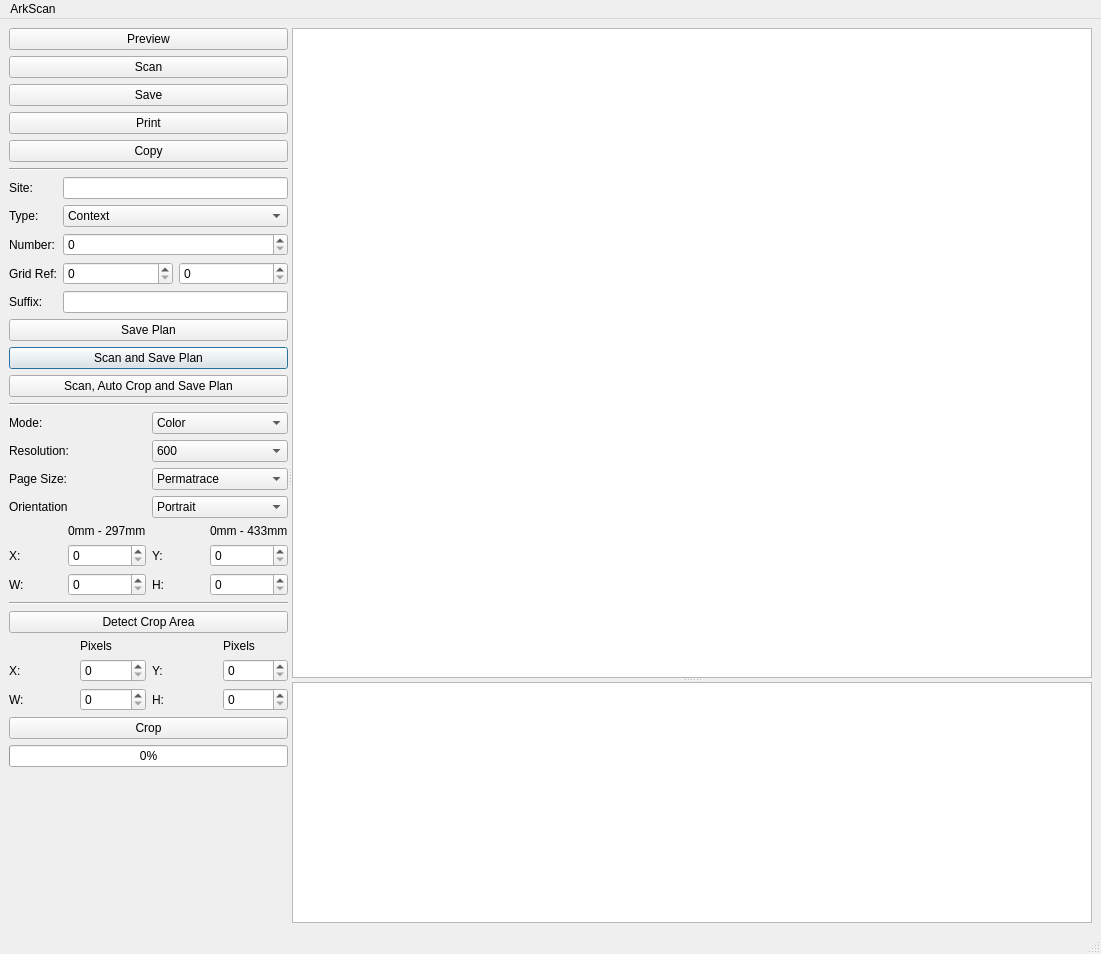
First picture: the form in ArkScanMainWindow.ui, repository lparchaeology/ArkScan, before the edit.
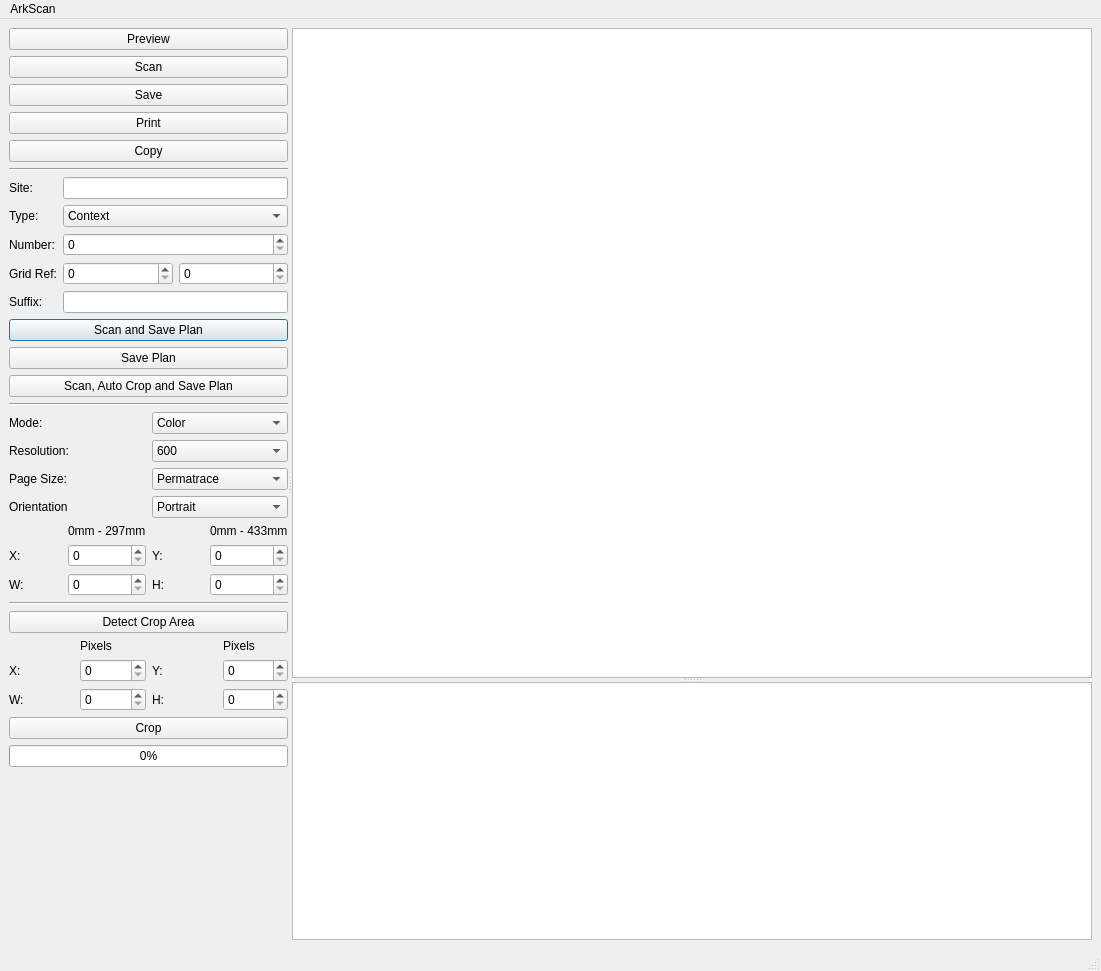
Second picture: the form after the edit. Custom widgets are drawn as their Qt base class.

Diff of the .ui file:
```diff
--- a/ArkScanMainWindow.ui
+++ b/ArkScanMainWindow.ui
@@ -7,7 +7,7 @@
     <x>0</x>
     <y>0</y>
     <width>1101</width>
-    <height>954</height>
+    <height>971</height>
    </rect>
   </property>
   <property name="windowTitle">
@@ -198,13 +198,6 @@
           </item>
          </layout>
         </item>
-        <item>
-         <widget class="QPushButton" name="m_savePlanButton">
-          <property name="text">
-           <string>Save Plan</string>
-          </property>
-         </widget>
-        </item>
         <item>
          <widget class="QPushButton" name="m_scanSavePlanButton">
           <property name="text">
@@ -215,6 +208,13 @@
           </property>
          </widget>
         </item>
+        <item>
+         <widget class="QPushButton" name="m_savePlanButton">
+          <property name="text">
+           <string>Save Plan</string>
+          </property>
+         </widget>
+        </item>
         <item>
          <widget class="QPushButton" name="m_scanCropSavePlanButton">
           <property name="text">
@@ -605,7 +605,7 @@
        </widget>
        <widget class="QTextBrowser" name="m_outputText">
         <property name="sizePolicy">
-         <sizepolicy hsizetype="Expanding" vsizetype="Expanding">
+         <sizepolicy hsizetype="Expanding" vsizetype="MinimumExpanding">
           <horstretch>0</horstretch>
           <verstretch>0</verstretch>
          </sizepolicy>
```
Left out of the diff: 14 changed lines with no effect on the pictures.
